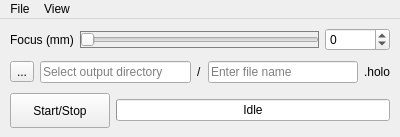
Above: Holovibes/lightui.ui from DigitalHolography/Holovibes before the change. Below: the same form after it.
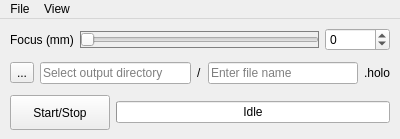
That is the form after the change. Custom widgets are drawn as their Qt base class.

```diff
--- a/Holovibes/lightui.ui
+++ b/Holovibes/lightui.ui
@@ -7,7 +7,7 @@
     <x>0</x>
     <y>0</y>
     <width>400</width>
-    <height>137</height>
+    <height>139</height>
    </rect>
   </property>
   <property name="minimumSize">
```
Left out of the diff: 6 changed lines with no effect on the pictures.
